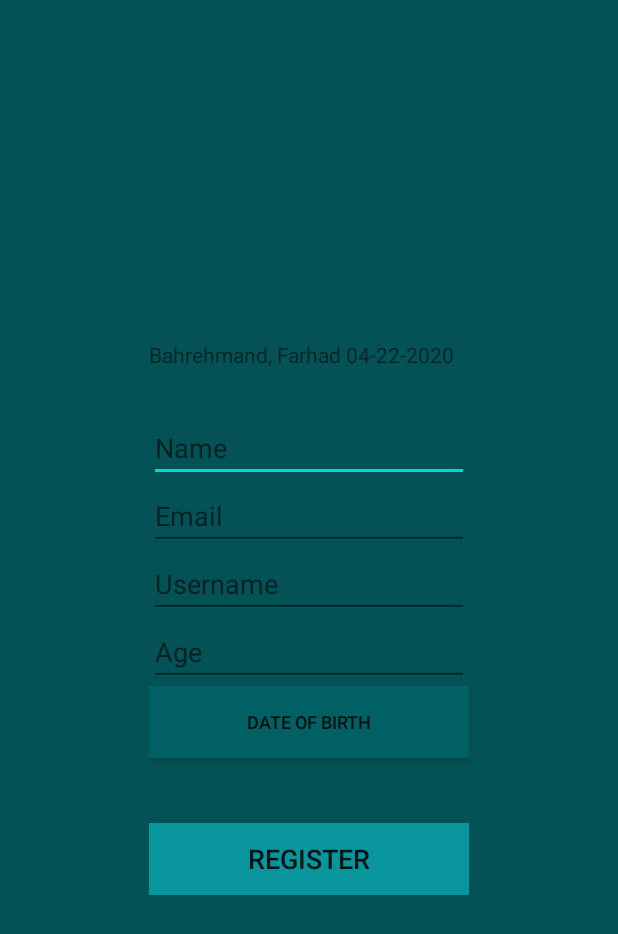
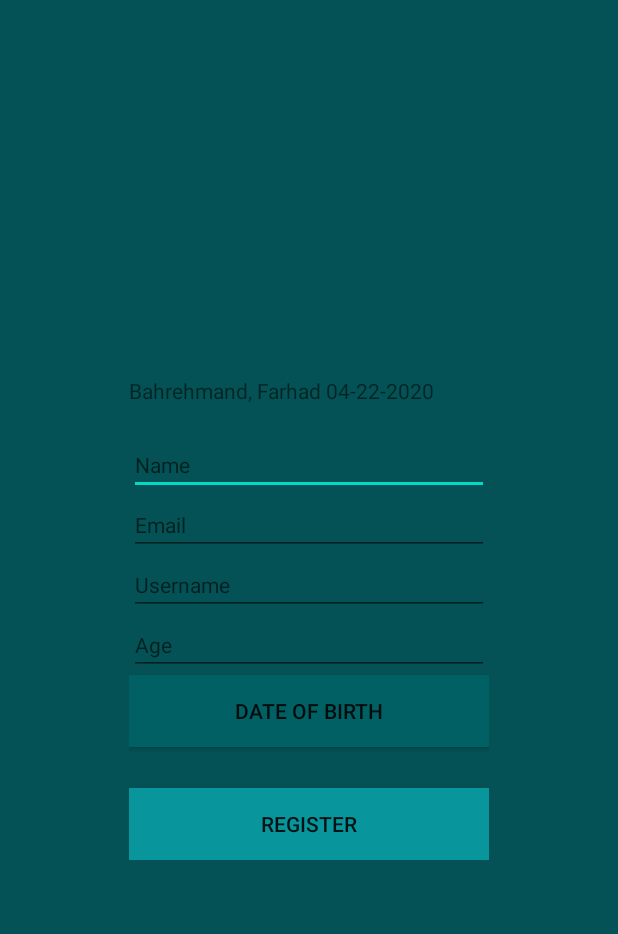
Before and after one commit to farhadbahrehmandhenry/farhadAD340, an Android app: the screen it shows after launch (MainActivity), on a phone screen of 412 x 824 dp. Shown: the top 934 px of the screen. Run offline under Robolectric (Android 15) with nearby library versions, the phone set to English and light mode, and no system bars.

Commit message:
Kyle's comment 2

```diff
--- a/app/build.gradle
+++ b/app/build.gradle
@@ -38,5 +38,4 @@ dependencies {
     testImplementation 'junit:junit:4.12'
     androidTestImplementation 'androidx.test.ext:junit:1.1.1'
     androidTestImplementation 'androidx.test.espresso:espresso-core:3.2.0'
-    compileOnly 'com.google.android.wearable:wearable:2.5.0'
 }
--- a/app/src/main/java/com/example/farhad/Constant.java
+++ b/app/src/main/java/com/example/farhad/Constant.java
@@ -3,4 +3,7 @@ package com.example.farhad;
 public class Constant {
     static final String KEY_NAME = "name";
     static final String KEY_DATE_OF_BIRTH = "dateOfBirth";
+    static final String KEY_EMAIL = "email";
+    static final String KEY_USERNAME = "username";
+    static final String KEY_AGE = "age";
 }
--- a/app/src/main/res/layout/activity_main.xml
+++ b/app/src/main/res/layout/activity_main.xml
@@ -17,48 +17,48 @@
             >
 
         <TextView
-            android:id="@+id/textView8"
+            android:id="@+id/title"
             android:layout_width="wrap_content"
             android:layout_height="wrap_content"
-            android:layout_marginBottom="@dimen/marginBottom"
-            android:text="@string/bahrehmand_farhad_04_22_2020" />
+            android:layout_marginBottom="@dimen/margin20"
+            android:text="@string/bahrehmand_farhad_04_22_2020"
+            android:textSize="@dimen/textSize14" />
 
         <EditText
             android:id="@+id/name"
             android:layout_width="wrap_content"
             android:layout_height="wrap_content"
-                android:autofillHints=""
-                android:ems="10"
+            android:ems="15"
             android:hint="@string/name"
             android:inputType="textPersonName"
-                />
+            android:textSize="@dimen/textSize14" />
 
         <EditText
             android:id="@+id/email"
             android:layout_width="wrap_content"
             android:layout_height="wrap_content"
-                android:autofillHints=""
-                android:ems="10"
+            android:ems="15"
             android:hint="@string/email"
-                android:inputType="textEmailAddress" />
+            android:inputType="textEmailAddress"
+            android:textSize="@dimen/textSize14" />
 
         <EditText
             android:id="@+id/username"
             android:layout_width="wrap_content"
             android:layout_height="wrap_content"
-                android:autofillHints=""
-                android:ems="10"
+            android:ems="15"
             android:hint="@string/username"
-                android:inputType="textPersonName" />
+            android:inputType="textPersonName"
+            android:textSize="@dimen/textSize14" />
 
         <EditText
             android:id="@+id/age"
             android:layout_width="wrap_content"
             android:layout_height="wrap_content"
-                android:autofillHints=""
-                android:ems="10"
+            android:ems="15"
             android:hint="@string/age"
-                android:inputType="number" />
+            android:inputType="number"
+            android:textSize="@dimen/textSize14" />
 
         <Button
             android:id="@+id/dateOfBirth"
@@ -68,7 +68,7 @@
             android:onClick="showCalendar"
             android:text="@string/select_your_date_of_birth"
             android:textAlignment="center"
-            android:textSize="@dimen/textSize12" />
+            android:textSize="@dimen/textSize14" />
 
             <TextView
                 android:id="@+id/dateOfBirthText"
@@ -80,12 +80,11 @@
             android:id="@+id/signup"
             android:layout_width="match_parent"
             android:layout_height="wrap_content"
-            android:layout_marginTop="@dimen/margin"
+            android:layout_marginTop="@dimen/margin8"
             android:background="@color/registerButton"
             android:onClick="validateInput"
             android:text="@string/register"
-            android:textColorHighlight="#006064"
-            android:textSize="@dimen/textSize18" />
+            android:textSize="@dimen/textSize14" />
         </LinearLayout>
 
 </LinearLayout>
--- a/app/src/main/res/values/dimens.xml
+++ b/app/src/main/res/values/dimens.xml
@@ -6,4 +6,8 @@
     <dimen name="textSize12">12sp</dimen>
     <dimen name="margin">24dp</dimen>
     <dimen name="textSize18">18sp</dimen>
+    <dimen name="padding12">12dp</dimen>
+    <dimen name="margin8">8dp</dimen>
+    <dimen name="margin20">20dp</dimen>
+    <dimen name="textSize14">14sp</dimen>
 </resources>
--- a/app/src/main/res/values/strings.xml
+++ b/app/src/main/res/values/strings.xml
@@ -15,4 +15,7 @@
     <string name="week_two_form">week two - form</string>
     <string name="bahrehmand_farhad_04_22_2020">Bahrehmand, Farhad 04-22-2020</string>
     <string name="back_to_form">Back to Form</string>
+    <string name="requiredFieldMessage">name is required</string>
+    <string name="testTitle">Bahrehmand, Farhad 04-22-2020</string>
+
 </resources>
```
Also changed, not shown: app/src/main/java/com/example/farhad/MainActivity.java (+68 -19 lines), app/src/main/java/com/example/farhad/WeekTwoShowReportActivity.java (+3 -4 lines), app/src/main/res/layout/activity_week_two_show_report.xml (+7 -2 lines), 1 other file. Lines whose indentation alone changed are shown as unchanged.
